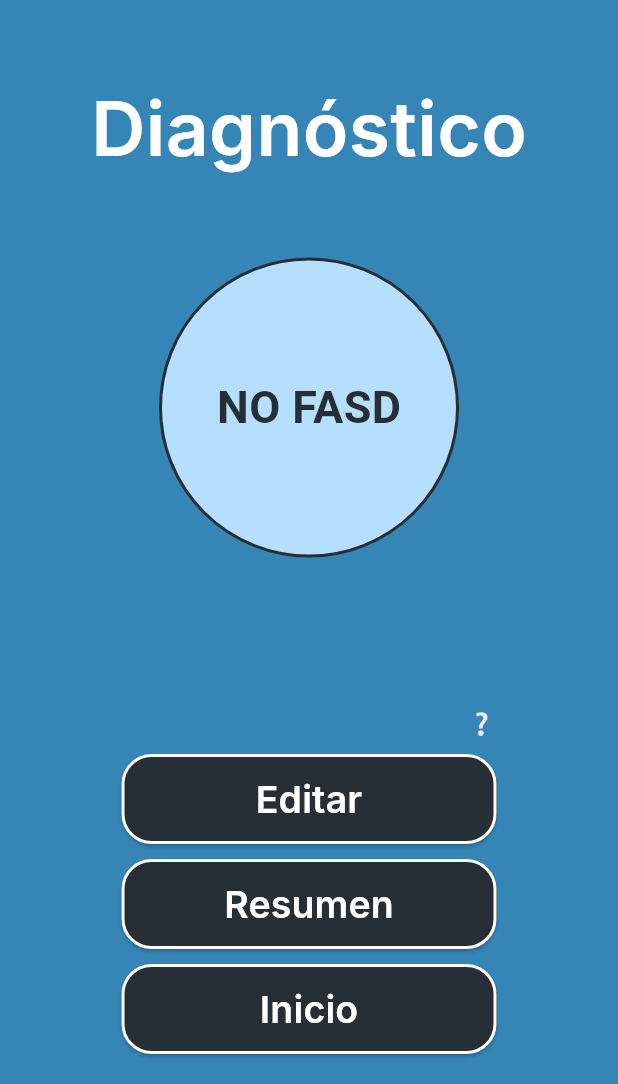
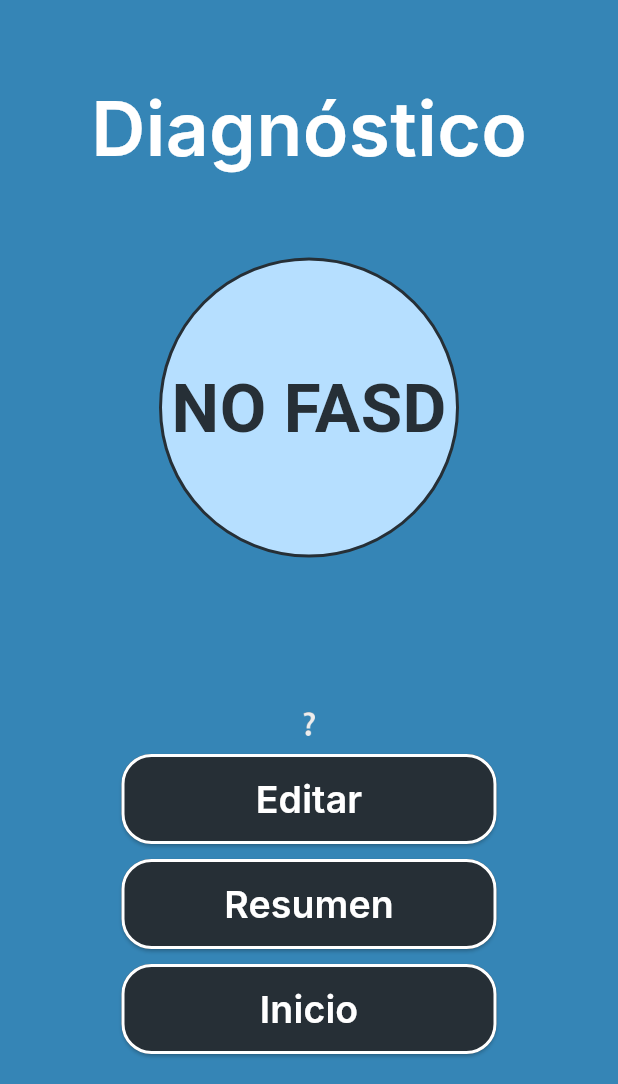
Before and after one commit to irenetrrs/teaf_app, a Flutter app: the SolucionUI screen opened directly, on a phone screen of 412 x 824 dp, the part 152-1236 px from its top. Run offline on Flutter 3.47's test engine with Material 3 defaults, Android fonts, the phone set to English and light mode, and no system bars; our stand-ins replace csv, fluttertoast, shared_preferences; accounts and stored records are empty; Roboto replaces fonts that are missing (Inter).

Commit message:
a ver ahora

```diff
--- a/lib/analisis4_ui.dart
+++ b/lib/analisis4_ui.dart
@@ -178,7 +178,7 @@ class _Analisis4UIState extends State<Analisis4UI> {
               Expanded(
                 child: SingleChildScrollView(
                   child: SizedBox(
-                    width: 350,
+                    width: 310,
                     child: Column(
                       crossAxisAlignment: CrossAxisAlignment.center,
                       children: [
--- a/lib/solucion_ui.dart
+++ b/lib/solucion_ui.dart
@@ -131,7 +131,8 @@ class _SolucionUIState extends State<SolucionUI> {
                     child: FutureBuilder<String>(
                       future: diagnosticoHelper.diagnostico(),
                       builder: (context, snapshot) {
-                      if (snapshot.connectionState == ConnectionState.waiting) {
+                        if (snapshot.connectionState ==
+                            ConnectionState.waiting) {
                           return CircularProgressIndicator();
                         } else {
                           if (snapshot.hasError) {
@@ -170,11 +171,11 @@ class _SolucionUIState extends State<SolucionUI> {
                                 ),
                                 Text(
                                   snapshot.data ??
-                                    AppLocalizations.of(context)!
-                                        .translate('diagnosis_not_available')!,
+                                      AppLocalizations.of(context)!.translate(
+                                          'diagnosis_not_available')!,
                                   style: TextStyle(
                                     color: textColor,
-                                  fontSize: 30.0,
+                                    fontSize: 45.0,
                                     fontWeight: FontWeight.bold,
                                   ),
                                 ),
@@ -186,11 +187,12 @@ class _SolucionUIState extends State<SolucionUI> {
                     ),
                   ),
                 ),
-            )),
+              ),
+            ),
             SizedBox(
               width: 250,
               child: Row(
-                mainAxisAlignment: MainAxisAlignment.end,
+                mainAxisAlignment: MainAxisAlignment.center,
                 children: [
                   InkWell(
                     onTap: () {
```
Lines whose indentation alone changed are shown as unchanged.
